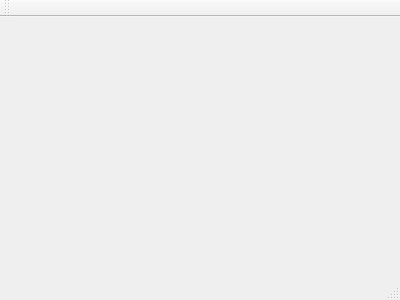
First picture: the form in mainwindow.ui, repository AndriiRozin/USBtoCAN2, before the edit.
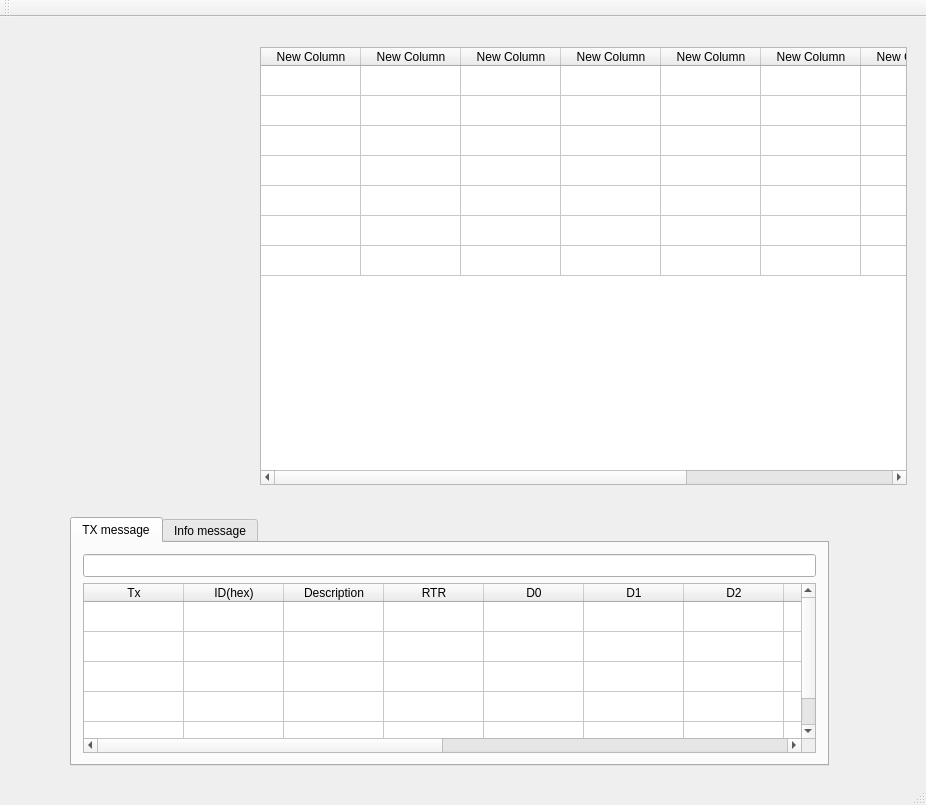
Second picture: the form after the edit. The open tabs and pages were chosen to show the change.

Commit message: HMI:work write to tables and statusBar

The edit to the form file:
```diff
--- a/mainwindow.ui
+++ b/mainwindow.ui
@@ -1,24 +1,395 @@
 <ui version="4.0">
  <class>MainWindow</class>
- <widget class="QMainWindow" name="MainWindow" >
-  <property name="geometry" >
+ <widget class="QMainWindow" name="MainWindow">
+  <property name="geometry">
    <rect>
     <x>0</x>
     <y>0</y>
-    <width>400</width>
-    <height>300</height>
+    <width>926</width>
+    <height>805</height>
    </rect>
   </property>
   <property name="windowTitle" >
    <string>MainWindow</string>
   </property>
-  <widget class="QMenuBar" name="menuBar" />
-  <widget class="QToolBar" name="mainToolBar" />
-  <widget class="QWidget" name="centralWidget" />
-  <widget class="QStatusBar" name="statusBar" />
+  <widget class="QWidget" name="centralWidget">
+   <widget class="QTableWidget" name="tableWidget_Monitor">
+    <property name="geometry">
+     <rect>
+      <x>260</x>
+      <y>30</y>
+      <width>647</width>
+      <height>438</height>
+     </rect>
+    </property>
+    <attribute name="verticalHeaderVisible">
+     <bool>false</bool>
+    </attribute>
+    <row>
+     <property name="text">
+      <string>New Row</string>
+     </property>
+    </row>
+    <row>
+     <property name="text">
+      <string>New Row</string>
+     </property>
+    </row>
+    <row>
+     <property name="text">
+      <string>New Row</string>
+     </property>
+    </row>
+    <row>
+     <property name="text">
+      <string>New Row</string>
+     </property>
+    </row>
+    <row>
+     <property name="text">
+      <string>New Row</string>
+     </property>
+    </row>
+    <row>
+     <property name="text">
+      <string>New Row</string>
+     </property>
+    </row>
+    <row>
+     <property name="text">
+      <string>New Row</string>
+     </property>
+    </row>
+    <column>
+     <property name="text">
+      <string>New Column</string>
+     </property>
+    </column>
+    <column>
+     <property name="text">
+      <string>New Column</string>
+     </property>
+    </column>
+    <column>
+     <property name="text">
+      <string>New Column</string>
+     </property>
+    </column>
+    <column>
+     <property name="text">
+      <string>New Column</string>
+     </property>
+    </column>
+    <column>
+     <property name="text">
+      <string>New Column</string>
+     </property>
+    </column>
+    <column>
+     <property name="text">
+      <string>New Column</string>
+     </property>
+    </column>
+    <column>
+     <property name="text">
+      <string>New Column</string>
+     </property>
+    </column>
+    <column>
+     <property name="text">
+      <string>New Column</string>
+     </property>
+    </column>
+    <column>
+     <property name="text">
+      <string>New Column</string>
+     </property>
+    </column>
+   </widget>
+   <widget class="QTabWidget" name="tabWidget">
+    <property name="geometry">
+     <rect>
+      <x>70</x>
+      <y>500</y>
+      <width>759</width>
+      <height>249</height>
+     </rect>
+    </property>
+    <property name="currentIndex">
+     <number>1</number>
+    </property>
+    <widget class="QWidget" name="tab">
+     <attribute name="title">
+      <string>TX message</string>
+     </attribute>
+     <layout class="QVBoxLayout" name="verticalLayout_5">
+      <item>
+       <widget class="QLineEdit" name="lineEdit_InputData_TX">
+        <property name="font">
+         <font>
+          <pointsize>10</pointsize>
+         </font>
+        </property>
+        <property name="text">
+         <string/>
+        </property>
+        <property name="alignment">
+         <set>Qt::AlignCenter</set>
+        </property>
+       </widget>
+      </item>
+      <item>
+       <widget class="QTableWidget" name="tableWidget_TX">
+        <attribute name="verticalHeaderVisible">
+         <bool>false</bool>
+        </attribute>
+        <row>
+         <property name="text">
+          <string>0</string>
+         </property>
+        </row>
+        <row>
+         <property name="text">
+          <string>1</string>
+         </property>
+        </row>
+        <row>
+         <property name="text">
+          <string>2</string>
+         </property>
+        </row>
+        <row>
+         <property name="text">
+          <string>3</string>
+         </property>
+        </row>
+        <row>
+         <property name="text">
+          <string>4</string>
+         </property>
+        </row>
+        <column>
+         <property name="text">
+          <string>Tx</string>
+         </property>
+         <property name="textAlignment">
+          <set>AlignCenter</set>
+         </property>
+        </column>
+        <column>
+         <property name="text">
+          <string>ID(hex)</string>
+         </property>
+        </column>
+        <column>
+         <property name="text">
+          <string>Description</string>
+         </property>
+        </column>
+        <column>
+         <property name="text">
+          <string>RTR</string>
+         </property>
+        </column>
+        <column>
+         <property name="text">
+          <string>D0</string>
+         </property>
+        </column>
+        <column>
+         <property name="text">
+          <string>D1</string>
+         </property>
+        </column>
+        <column>
+         <property name="text">
+          <string>D2</string>
+         </property>
+        </column>
+        <column>
+         <property name="text">
+          <string>D3</string>
+         </property>
+        </column>
+        <column>
+         <property name="text">
+          <string>D4</string>
+         </property>
+        </column>
+        <column>
+         <property name="text">
+          <string>D5</string>
+         </property>
+        </column>
+        <column>
+         <property name="text">
+          <string>D6</string>
+         </property>
+        </column>
+        <column>
+         <property name="text">
+          <string>D7</string>
+         </property>
+        </column>
+        <column>
+         <property name="text">
+          <string>Count</string>
+         </property>
+        </column>
+        <column>
+         <property name="text">
+          <string>Time(ms)</string>
+         </property>
+        </column>
+        <item row="0" column="0">
+         <property name="text">
+          <string/>
+         </property>
+        </item>
+        <item row="0" column="1">
+         <property name="text">
+          <string/>
+         </property>
+        </item>
+        <item row="0" column="3">
+         <property name="text">
+          <string/>
+         </property>
+         <property name="textAlignment">
+          <set>AlignCenter</set>
+         </property>
+        </item>
+        <item row="4" column="3">
+         <property name="text">
+          <string/>
+         </property>
+         <property name="textAlignment">
+          <set>AlignCenter</set>
+         </property>
+        </item>
+       </widget>
+      </item>
+     </layout>
+    </widget>
+    <widget class="QWidget" name="tab_2">
+     <attribute name="title">
+      <string>Info message</string>
+     </attribute>
+     <layout class="QVBoxLayout" name="verticalLayout_7">
+      <item>
+       <widget class="QTableWidget" name="tableWidget_Info">
+        <row>
+         <property name="text">
+          <string>New Row</string>
+         </property>
+        </row>
+        <row>
+         <property name="text">
+          <string>New Row</string>
+         </property>
+        </row>
+        <row>
+         <property name="text">
+          <string>New Row</string>
+         </property>
+        </row>
+        <row>
+         <property name="text">
+          <string>New Row</string>
+         </property>
+        </row>
+        <row>
+         <property name="text">
+          <string>New Row</string>
+         </property>
+        </row>
+        <row>
+         <property name="text">
+          <string>New Row</string>
+         </property>
+        </row>
+        <row>
+         <property name="text">
+          <string>New Row</string>
+         </property>
+        </row>
+        <row>
+         <property name="text">
+          <string>New Row</string>
+         </property>
+        </row>
+        <row>
+         <property name="text">
+          <string>New Row</string>
+         </property>
+        </row>
+        <column>
+         <property name="text">
+          <string>New Column</string>
+         </property>
+        </column>
+        <column>
+         <property name="text">
+          <string>New Column</string>
+         </property>
+        </column>
+        <column>
+         <property name="text">
+          <string>New Column</string>
+         </property>
+        </column>
+        <column>
+         <property name="text">
+          <string>New Column</string>
+         </property>
+        </column>
+        <column>
+         <property name="text">
+          <string>New Column</string>
+         </property>
+        </column>
+        <column>
+         <property name="text">
+          <string>New Column</string>
+         </property>
+        </column>
+        <column>
+         <property name="text">
+          <string>New Column</string>
+         </property>
+        </column>
+        <column>
+         <property name="text">
+          <string>New Column</string>
+         </property>
+        </column>
+       </widget>
+      </item>
+     </layout>
+    </widget>
+   </widget>
+  </widget>
+  <widget class="QMenuBar" name="menuBar">
+   <property name="geometry">
+    <rect>
+     <x>0</x>
+     <y>0</y>
+     <width>926</width>
+     <height>21</height>
+    </rect>
+   </property>
+  </widget>
+  <widget class="QToolBar" name="mainToolBar">
+   <attribute name="toolBarArea">
+    <enum>TopToolBarArea</enum>
+   </attribute>
+   <attribute name="toolBarBreak">
+    <bool>false</bool>
+   </attribute>
+  </widget>
+  <widget class="QStatusBar" name="statusBar"/>
  </widget>
- <layoutDefault spacing="6" margin="11" />
- <pixmapfunction></pixmapfunction>
+ <layoutdefault spacing="6" margin="11"/>
  <resources/>
  <connections/>
 </ui>
```
Left out of the diff: 3 changed lines with no effect on the pictures. The commit also changes 11 other files.
